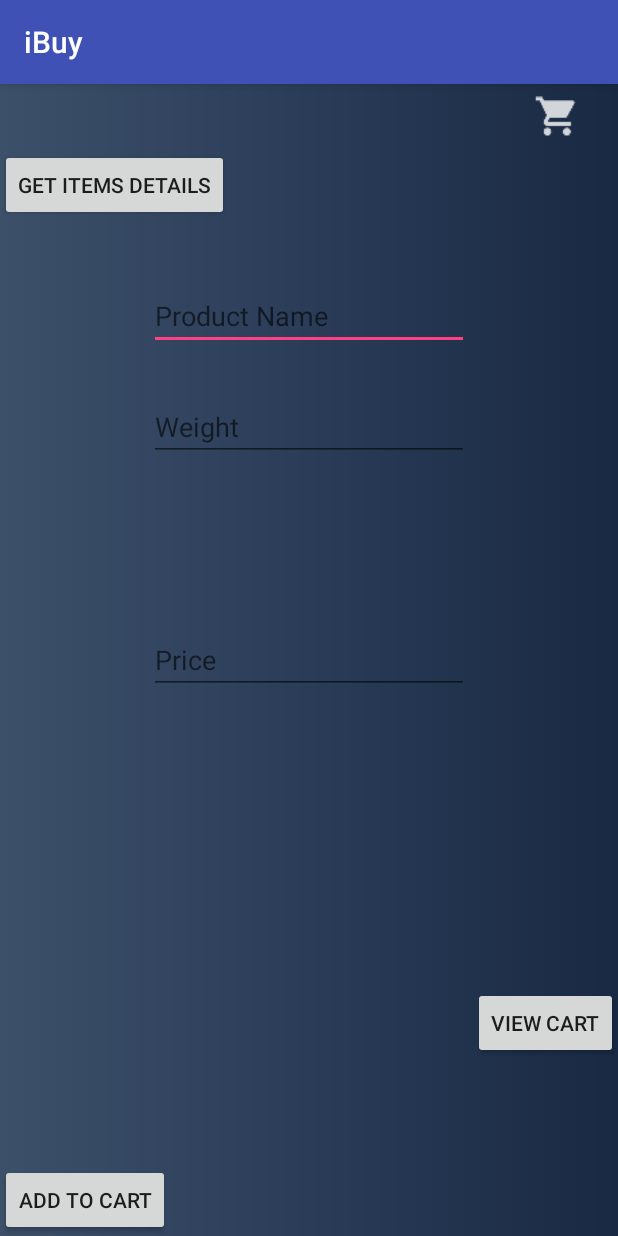
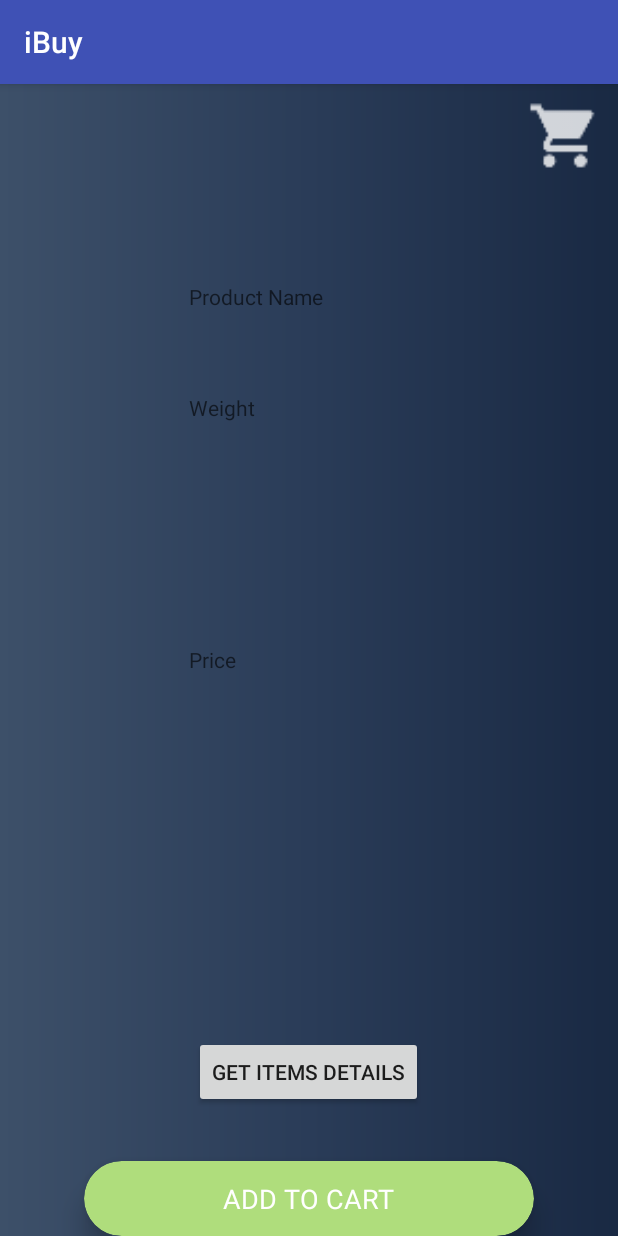
Before and after one commit to dineshyalla/IBuy, an Android app: the BarcodeFetch screen opened directly, with no data from a screen before it, on a phone screen of 412 x 824 dp. Run offline under Robolectric (Android 15) with nearby library versions, the phone set to English and light mode, and no system bars; 1 statement that could not run was skipped.

Commit message:
Added Views for Product details

```diff
--- a/iBuy/app/src/main/java/com/example/dineshyalla/ibuy/UI/BarcodeFetch.java
+++ b/iBuy/app/src/main/java/com/example/dineshyalla/ibuy/UI/BarcodeFetch.java
@@ -27,13 +27,14 @@ import retrofit2.converter.gson.GsonConverterFactory;
 
 public class BarcodeFetch extends AppCompatActivity {
 
-    public String barcode = "01020306";
+    public String barcode = "";
     public String fName="";
     public String lName="";
     public String fFood="";
-    EditText etFirstName,etLastName,etFavFood;
-    Button btnAdd, btnCall;
+    TextView etFirstName,etLastName,etFavFood;
+    Button btnCall;
     ImageView img;
+    TextView txtAdd;
     DatabaseHelper myDB;
     public ArrayList<String> listBarcode;
     @Override
@@ -47,13 +48,13 @@ public class BarcodeFetch extends AppCompatActivity {
         for (String str : listBarcode) {
             textView.setText(str);
             Log.d("msg", str);
+            barcode = str;
         }
 
-        etFavFood = (EditText) findViewById(R.id.etFavFood);
-        etFirstName = (EditText) findViewById(R.id.etFirstName);
-        etLastName = (EditText) findViewById(R.id.etLastName);
-        btnAdd = (Button) findViewById(R.id.btnAdd);
-        Button btnView = (Button) findViewById(R.id.btnView);
+        etFavFood = (TextView) findViewById(R.id.etFavFood);
+        etFirstName = (TextView) findViewById(R.id.etFirstName);
+        etLastName = (TextView) findViewById(R.id.etLastName);
+        txtAdd = (TextView) findViewById(R.id.txtAdd);
         btnCall = (Button) findViewById(R.id.btnFetch);
         img = (ImageView) findViewById(R.id.cartView);
         myDB = new DatabaseHelper(this);
@@ -64,24 +65,25 @@ public class BarcodeFetch extends AppCompatActivity {
                 //Toast.makeText(BarcodeFetch.this,"Fetch Toast",Toast.LENGTH_LONG).show();
 
                  setNetworkRequest();
+
             }
         });
 
-        btnView.setOnClickListener(new View.OnClickListener() {
+
+        img.setOnClickListener(new View.OnClickListener() {
             @Override
-            public void onClick(View v) {
+            public void onClick(View view) {
                 Intent intent = new Intent(BarcodeFetch.this,ViewListContents.class);
                 startActivity(intent);
             }
         });
 
 
-        btnAdd.setOnClickListener(new View.OnClickListener() {
+
+
+        txtAdd.setOnClickListener(new View.OnClickListener() {
             @Override
-            public void onClick(View v) {
-                //String fName = etFirstName.getText().toString();
-               // String lName = etLastName.getText().toString();
-               // String fFood = etFavFood.getText().toString();
+            public void onClick(View view) {
                 if(fName.length() != 0 && lName.length() != 0 && fFood.length() != 0){
                     AddData(fName,lName, fFood);
                     etFavFood.setText("");
@@ -110,6 +112,11 @@ public class BarcodeFetch extends AppCompatActivity {
                 fName = fName + response.body().getProductName();
                 lName = lName + response.body().getWeight();
                 fFood = fFood + response.body().getProductprice();
+
+                etFirstName.setText(fName);
+                etLastName.setText(lName);
+                etFavFood.setText(fFood);
+
             }
 
             @Override
--- a/iBuy/app/src/main/res/layout/activity_barcode_fetch.xml
+++ b/iBuy/app/src/main/res/layout/activity_barcode_fetch.xml
@@ -13,36 +13,17 @@
         android:layout_height="wrap_content" />
 
     <Button
-        android:id="@+id/btnAdd"
-        android:layout_width="wrap_content"
-        android:layout_height="wrap_content"
-      android:layout_alignParentBottom="true"
-
-
-        android:text="ADD to Cart" />
-
-    <Button
-        android:id="@+id/btnView"
-        android:layout_width="wrap_content"
-        android:layout_height="wrap_content"
-        android:layout_alignParentBottom="true"
-        android:layout_alignParentEnd="true"
-        android:layout_marginBottom="118dp"
-        android:text="View Cart" />
-
-    <Button
         android:id="@+id/btnFetch"
         android:layout_width="wrap_content"
         android:layout_height="wrap_content"
-        android:layout_below="@id/barcodeView"
-        android:layout_alignParentTop="true"
-        android:layout_marginTop="43dp"
 
-        android:layout_marginBottom="44dp"
+        android:layout_alignParentBottom="true"
 
+        android:layout_centerHorizontal="true"
+        android:layout_marginBottom="85dp"
         android:text="Get Items Details" />
 
-    <EditText
+    <TextView
         android:id="@+id/etFirstName"
         android:layout_width="wrap_content"
         android:layout_height="wrap_content"
@@ -51,9 +32,10 @@
         android:layout_marginTop="132dp"
         android:ems="10"
         android:inputType="textPersonName"
-        android:hint="Product Name" />
+        android:hint="Product Name"
+        android:textColor="#FFFF"/>
 
-    <EditText
+    <TextView
         android:id="@+id/etLastName"
         android:layout_width="wrap_content"
         android:layout_height="wrap_content"
@@ -62,25 +44,58 @@
         android:layout_marginTop="206dp"
         android:ems="10"
         android:inputType="textPersonName"
-        android:hint="Weight" />
+        android:hint="Weight"
+        android:textColor="#FFFF"/>
 
-    <EditText
+    <TextView
         android:id="@+id/etFavFood"
         android:layout_width="wrap_content"
         android:layout_height="wrap_content"
         android:layout_centerInParent="true"
         android:ems="10"
         android:inputType="textPersonName"
-        android:hint="Price" />
+        android:hint="Price"
+        android:textColor="#FFFF"/>
 
     <ImageView
         android:id="@+id/cartView"
         android:layout_width="70dp"
         android:layout_height="70dp"
-        android:layout_above="@+id/btnFetch"
         android:layout_alignParentEnd="true"
-        android:layout_marginBottom="-43dp"
-        android:layout_marginEnd="5dp"
+        android:layout_alignParentTop="true"
         app:srcCompat="@drawable/ic_cart" />
 
+    <RelativeLayout
+        android:layout_width="match_parent"
+        android:layout_height="wrap_content"
+        android:layout_alignParentStart="true"
+        android:layout_alignParentTop="true">
+
+        <android.support.v7.widget.CardView
+            android:layout_width="300dp"
+            android:layout_height="50dp"
+            android:layout_alignParentBottom="true"
+            android:layout_centerHorizontal="true"
+            android:layout_marginBottom="15dp"
+            app:cardBackgroundColor="#afdd7c"
+            app:cardCornerRadius="25dp"
+            app:cardElevation="10dp">
+
+            <RelativeLayout
+                android:layout_width="match_parent"
+                android:layout_height="match_parent">
+
+                <TextView
+                    android:id="@+id/txtAdd"
+                    android:layout_width="wrap_content"
+                    android:layout_height="wrap_content"
+                    android:layout_centerInParent="true"
+                    android:text="Add to cart"
+                    android:textAllCaps="true"
+                    android:textColor="#fff"
+                    android:textSize="18sp" />
+            </RelativeLayout>
+        </android.support.v7.widget.CardView>
+    </RelativeLayout>
+
 </RelativeLayout>
```
Also changed, not shown: iBuy/app/src/main/java/com/example/dineshyalla/ibuy/UI/Dashboard.java (+13 -0 lines), iBuy/app/src/main/res/layout/activity_dashboard.xml (+40 -5 lines).
